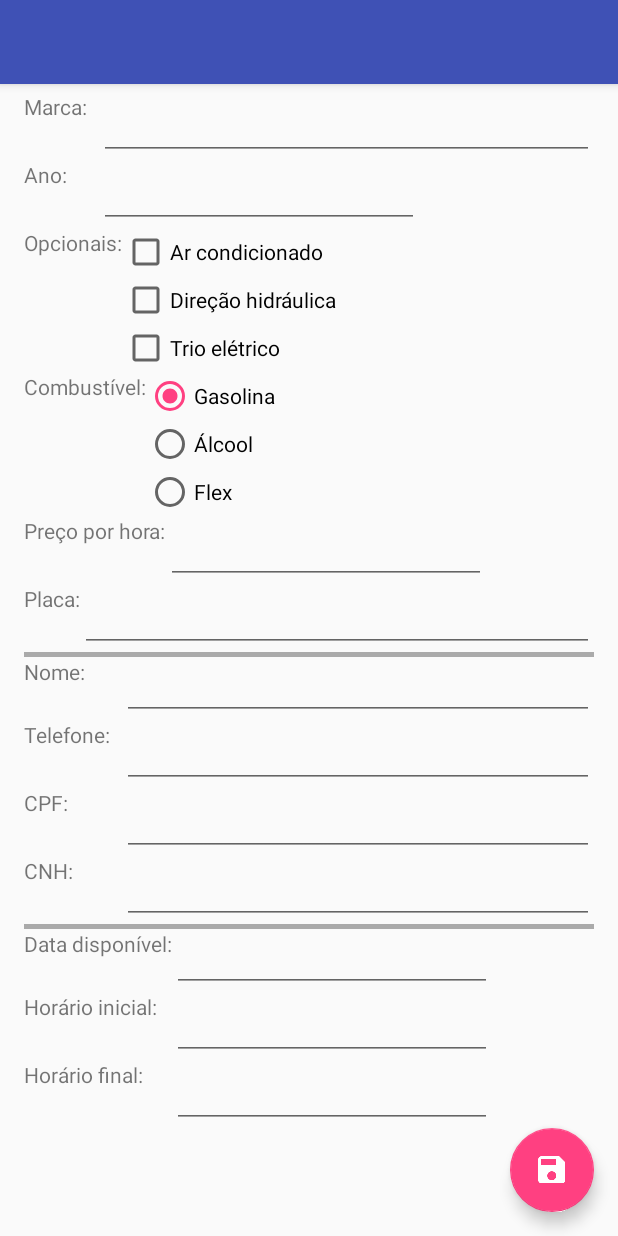
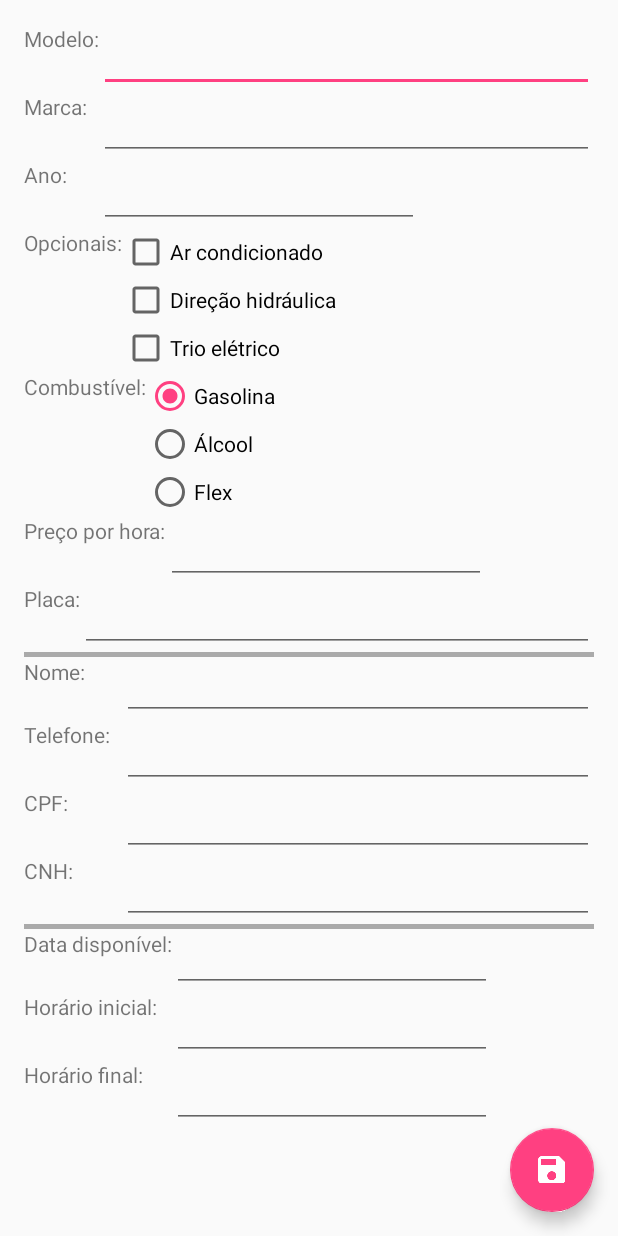
Before and after one commit to bbranta/nibiru_car, an Android app: the NewCarActivity screen opened directly, with no data from a screen before it, on a phone screen of 412 x 824 dp. Run offline under Robolectric (Android 15) with nearby library versions, the phone set to English and light mode, and no system bars.

Commit message:
Remove toolbar from the New Car Activity
The toolbar is covering up the first text field O.o

Signed-off-by: Crístian Deives <cdeives@motorola.com>

```diff
--- a/client/CarroAgora/app/src/main/java/com/motorola/carroagora/NewCarActivity.java
+++ b/client/CarroAgora/app/src/main/java/com/motorola/carroagora/NewCarActivity.java
@@ -42,8 +42,6 @@
     protected void onCreate(Bundle savedInstanceState) {
         super.onCreate(savedInstanceState);
         setContentView(R.layout.activity_new_car);
-        Toolbar toolbar = (Toolbar) findViewById(R.id.toolbar);
-        setSupportActionBar(toolbar);
         editModel = (EditText) findViewById(R.id.editModel);
         editBrand = (EditText) findViewById(R.id.editBrand);
         editYear = (EditText) findViewById(R.id.editYear);
--- a/client/CarroAgora/app/src/main/res/layout/activity_new_car.xml
+++ b/client/CarroAgora/app/src/main/res/layout/activity_new_car.xml
@@ -6,20 +6,6 @@
     android:layout_height="match_parent"
     android:fitsSystemWindows="true"
     tools:context="com.motorola.carroagora.NewCarActivity">
-
-    <android.support.design.widget.AppBarLayout
-        android:layout_width="match_parent"
-        android:layout_height="wrap_content"
-        android:theme="@style/AppTheme.AppBarOverlay">
-
-        <android.support.v7.widget.Toolbar
-            android:id="@+id/toolbar"
-            android:layout_width="match_parent"
-            android:layout_height="?attr/actionBarSize"
-            android:background="?attr/colorPrimary"
-            app:popupTheme="@style/AppTheme.PopupOverlay" />
-
-    </android.support.design.widget.AppBarLayout>
 
     <include layout="@layout/content_new_car" />
 
```
